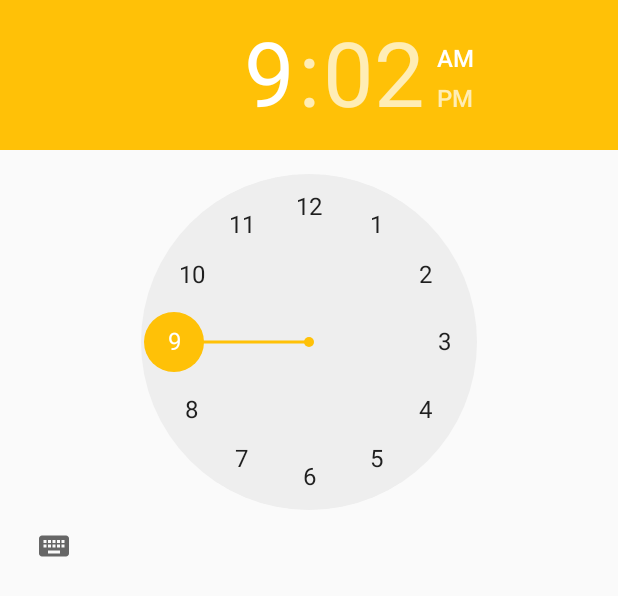
After one commit to PPartisan/FishlessCycle, an Android app: the layout dialog_time_picker.xml on its own in the app's theme, with its tools: preview values and no code run, on a phone screen of 412 x 824 dp. The commit adds this screen. Shown: the top 596 px of the screen. Run offline under Robolectric (Android 15) with nearby library versions, the phone set to English and light mode, and no system bars.

Commit message:
fix: Adjust TimePicker DialogPreference to display correctly in landscape mode on API21+ devices

```diff
--- /dev/null
+++ b/app/src/main/res/layout/dialog_time_picker.xml
@@ -0,0 +1,12 @@
+<?xml version="1.0" encoding="utf-8"?>
+<FrameLayout
+    xmlns:android="http://schemas.android.com/apk/res/android"
+    android:layout_width="match_parent"
+    android:layout_height="wrap_content">
+
+    <TimePicker
+        android:id="@+id/ptd_picker"
+        android:layout_width="wrap_content"
+        android:layout_height="wrap_content" />
+
+</FrameLayout>
--- a/app/src/main/res/xml/preferences.xml
+++ b/app/src/main/res/xml/preferences.xml
@@ -32,6 +32,8 @@
         <com.github.ppartisan.fishlesscycle.ui.ReminderTimePreferenceDialog
             android:key="@string/pref_reminder_time_key"
             android:title="@string/pref_reminder_time_title"
+            android:dialogTitle=""
+            android:dialogLayout="@layout/dialog_time_picker"
             android:dependency="@string/pref_include_reminder_key"/>
 
         <ListPreference
```
Also changed, not shown: app/src/main/java/com/github/ppartisan/fishlesscycle/ui/ReminderTimePreferenceDialog.java (+1 -6 lines), 3 other files.
